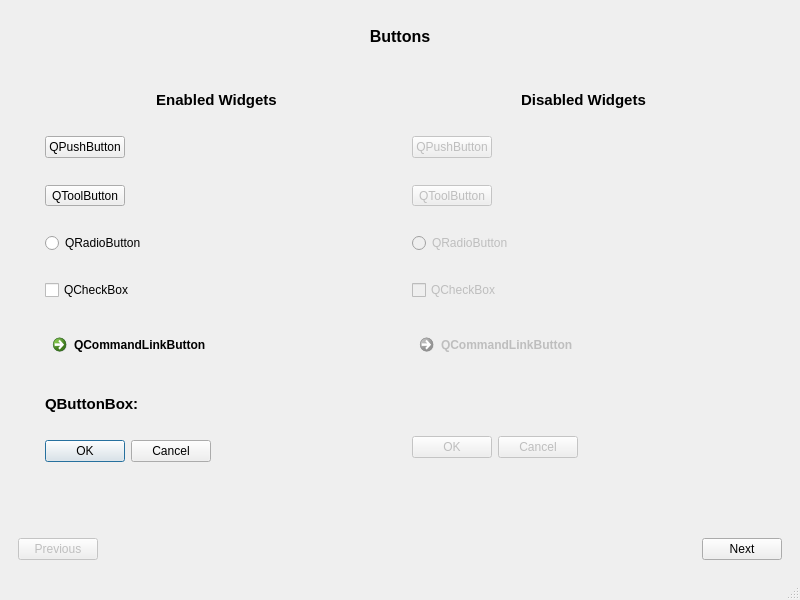
Old version of the form src/mainwindow.ui in the repository omailson/cutecase.
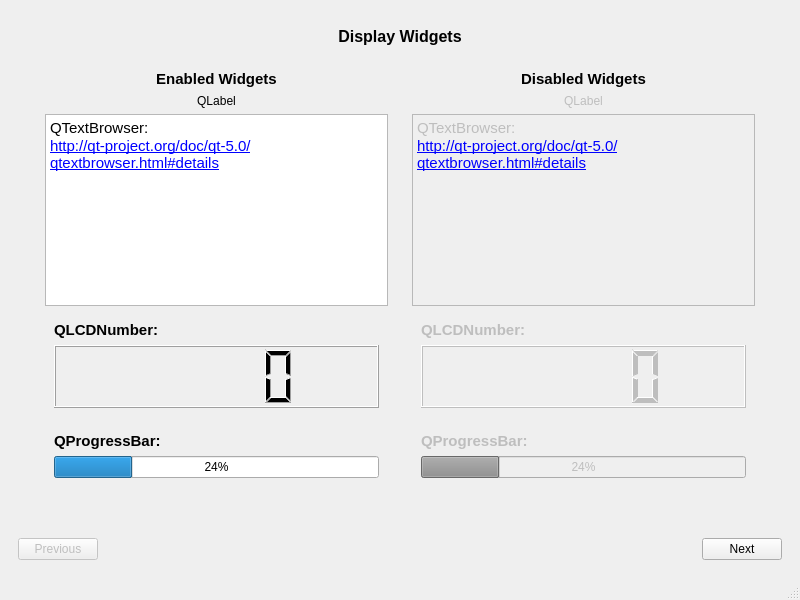
New version of the form. The open tabs and pages were chosen to show the change.

Commit message: Adding the Display Widgets.

Diff of the .ui file:
```diff
--- a/src/mainwindow.ui
+++ b/src/mainwindow.ui
@@ -1884,6 +1884,584 @@
            </item>
           </layout>
          </widget>
+         <widget class="QWidget" name="page_18">
+          <layout class="QVBoxLayout" name="verticalLayout_46">
+           <item>
+            <widget class="QLabel" name="label_38">
+             <property name="sizePolicy">
+              <sizepolicy hsizetype="Preferred" vsizetype="Fixed">
+               <horstretch>0</horstretch>
+               <verstretch>0</verstretch>
+              </sizepolicy>
+             </property>
+             <property name="text">
+              <string>&lt;!DOCTYPE HTML PUBLIC &quot;-//W3C//DTD HTML 4.0//EN&quot; &quot;http://www.w3.org/TR/REC-html40/strict.dtd&quot;&gt;
+&lt;html&gt;&lt;head&gt;&lt;meta name=&quot;qrichtext&quot; content=&quot;1&quot; /&gt;&lt;style type=&quot;text/css&quot;&gt;
+p, li { white-space: pre-wrap; }
+&lt;/style&gt;&lt;/head&gt;&lt;body style=&quot; font-family:'Cantarell'; font-size:11pt; font-weight:400; font-style:normal;&quot;&gt;
+&lt;p style=&quot; margin-top:0px; margin-bottom:0px; margin-left:0px; margin-right:0px; -qt-block-indent:0; text-indent:0px;&quot;&gt;&lt;span style=&quot; font-size:12pt; font-weight:600;&quot;&gt;Display Widgets&lt;/span&gt;&lt;/p&gt;&lt;/body&gt;&lt;/html&gt;</string>
+             </property>
+             <property name="alignment">
+              <set>Qt::AlignCenter</set>
+             </property>
+            </widget>
+           </item>
+           <item>
+            <widget class="QWidget" name="widget_40" native="true">
+             <layout class="QHBoxLayout" name="horizontalLayout_9">
+              <item>
+               <widget class="QWidget" name="widget_41" native="true">
+                <layout class="QVBoxLayout" name="verticalLayout_47">
+                 <item>
+                  <widget class="QLabel" name="label_49">
+                   <property name="sizePolicy">
+                    <sizepolicy hsizetype="Preferred" vsizetype="Fixed">
+                     <horstretch>0</horstretch>
+                     <verstretch>0</verstretch>
+                    </sizepolicy>
+                   </property>
+                   <property name="text">
+                    <string>&lt;!DOCTYPE HTML PUBLIC &quot;-//W3C//DTD HTML 4.0//EN&quot; &quot;http://www.w3.org/TR/REC-html40/strict.dtd&quot;&gt;
+&lt;html&gt;&lt;head&gt;&lt;meta name=&quot;qrichtext&quot; content=&quot;1&quot; /&gt;&lt;style type=&quot;text/css&quot;&gt;
+p, li { white-space: pre-wrap; }
+&lt;/style&gt;&lt;/head&gt;&lt;body style=&quot; font-family:'Cantarell'; font-size:11pt; font-weight:400; font-style:normal;&quot;&gt;
+&lt;p style=&quot; margin-top:0px; margin-bottom:0px; margin-left:0px; margin-right:0px; -qt-block-indent:0; text-indent:0px;&quot;&gt;&lt;span style=&quot; font-weight:600;&quot;&gt;Enabled Widgets&lt;/span&gt;&lt;/p&gt;&lt;/body&gt;&lt;/html&gt;</string>
+                   </property>
+                   <property name="alignment">
+                    <set>Qt::AlignCenter</set>
+                   </property>
+                  </widget>
+                 </item>
+                 <item>
+                  <widget class="QLabel" name="label_41">
+                   <property name="sizePolicy">
+                    <sizepolicy hsizetype="Preferred" vsizetype="Fixed">
+                     <horstretch>0</horstretch>
+                     <verstretch>0</verstretch>
+                    </sizepolicy>
+                   </property>
+                   <property name="text">
+                    <string>QLabel</string>
+                   </property>
+                   <property name="alignment">
+                    <set>Qt::AlignCenter</set>
+                   </property>
+                  </widget>
+                 </item>
+                 <item>
+                  <widget class="QTextBrowser" name="textBrowser">
+                   <property name="sizePolicy">
+                    <sizepolicy hsizetype="Expanding" vsizetype="Preferred">
+                     <horstretch>0</horstretch>
+                     <verstretch>0</verstretch>
+                    </sizepolicy>
+                   </property>
+                   <property name="minimumSize">
+                    <size>
+                     <width>0</width>
+                     <height>0</height>
+                    </size>
+                   </property>
+                   <property name="maximumSize">
+                    <size>
+                     <width>16777215</width>
+                     <height>16777215</height>
+                    </size>
+                   </property>
+                   <property name="html">
+                    <string>&lt;!DOCTYPE HTML PUBLIC &quot;-//W3C//DTD HTML 4.0//EN&quot; &quot;http://www.w3.org/TR/REC-html40/strict.dtd&quot;&gt;
+&lt;html&gt;&lt;head&gt;&lt;meta name=&quot;qrichtext&quot; content=&quot;1&quot; /&gt;&lt;style type=&quot;text/css&quot;&gt;
+p, li { white-space: pre-wrap; }
+&lt;/style&gt;&lt;/head&gt;&lt;body style=&quot; font-family:'Cantarell'; font-size:11pt; font-weight:400; font-style:normal;&quot;&gt;
+&lt;p style=&quot; margin-top:0px; margin-bottom:0px; margin-left:0px; margin-right:0px; -qt-block-indent:0; text-indent:0px;&quot;&gt;QTextBrowser:&lt;/p&gt;
+&lt;p style=&quot; margin-top:0px; margin-bottom:0px; margin-left:0px; margin-right:0px; -qt-block-indent:0; text-indent:0px;&quot;&gt;&lt;a href=&quot;http://qt-project.org/doc/qt-5.0/qtextbrowser.html#details&quot;&gt;&lt;span style=&quot; text-decoration: underline; color:#0000ff;&quot;&gt;http://qt-project.org/doc/qt-5.0/qtextbrowser.html#details&lt;/span&gt;&lt;/a&gt;&lt;/p&gt;&lt;/body&gt;&lt;/html&gt;</string>
+                   </property>
+                  </widget>
+                 </item>
+                 <item>
+                  <widget class="QWidget" name="widget_43" native="true">
+                   <layout class="QVBoxLayout" name="verticalLayout_49">
+                    <item>
+                     <widget class="QLabel" name="label_39">
+                      <property name="sizePolicy">
+                       <sizepolicy hsizetype="Preferred" vsizetype="Fixed">
+                        <horstretch>0</horstretch>
+                        <verstretch>0</verstretch>
+                       </sizepolicy>
+                      </property>
+                      <property name="text">
+                       <string>&lt;!DOCTYPE HTML PUBLIC &quot;-//W3C//DTD HTML 4.0//EN&quot; &quot;http://www.w3.org/TR/REC-html40/strict.dtd&quot;&gt;
+&lt;html&gt;&lt;head&gt;&lt;meta name=&quot;qrichtext&quot; content=&quot;1&quot; /&gt;&lt;style type=&quot;text/css&quot;&gt;
+p, li { white-space: pre-wrap; }
+&lt;/style&gt;&lt;/head&gt;&lt;body style=&quot; font-family:'Cantarell'; font-size:11pt; font-weight:400; font-style:normal;&quot;&gt;
+&lt;p style=&quot; margin-top:0px; margin-bottom:0px; margin-left:0px; margin-right:0px; -qt-block-indent:0; text-indent:0px;&quot;&gt;&lt;span style=&quot; font-weight:600;&quot;&gt;QLCDNumber:&lt;/span&gt;&lt;/p&gt;&lt;/body&gt;&lt;/html&gt;</string>
+                      </property>
+                     </widget>
+                    </item>
+                    <item>
+                     <widget class="QLCDNumber" name="lcdNumber">
+                      <property name="sizePolicy">
+                       <sizepolicy hsizetype="Preferred" vsizetype="Preferred">
+                        <horstretch>0</horstretch>
+                        <verstretch>0</verstretch>
+                       </sizepolicy>
+                      </property>
+                     </widget>
+                    </item>
+                   </layout>
+                  </widget>
+                 </item>
+                 <item>
+                  <widget class="QWidget" name="widget_46" native="true">
+                   <property name="sizePolicy">
+                    <sizepolicy hsizetype="Preferred" vsizetype="Fixed">
+                     <horstretch>0</horstretch>
+                     <verstretch>0</verstretch>
+                    </sizepolicy>
+                   </property>
+                   <layout class="QVBoxLayout" name="verticalLayout_52">
+                    <item>
+                     <widget class="QLabel" name="label_43">
+                      <property name="sizePolicy">
+                       <sizepolicy hsizetype="Preferred" vsizetype="Fixed">
+                        <horstretch>0</horstretch>
+                        <verstretch>0</verstretch>
+                       </sizepolicy>
+                      </property>
+                      <property name="text">
+                       <string>&lt;!DOCTYPE HTML PUBLIC &quot;-//W3C//DTD HTML 4.0//EN&quot; &quot;http://www.w3.org/TR/REC-html40/strict.dtd&quot;&gt;
+&lt;html&gt;&lt;head&gt;&lt;meta name=&quot;qrichtext&quot; content=&quot;1&quot; /&gt;&lt;style type=&quot;text/css&quot;&gt;
+p, li { white-space: pre-wrap; }
+&lt;/style&gt;&lt;/head&gt;&lt;body style=&quot; font-family:'Cantarell'; font-size:11pt; font-weight:400; font-style:normal;&quot;&gt;
+&lt;p style=&quot; margin-top:0px; margin-bottom:0px; margin-left:0px; margin-right:0px; -qt-block-indent:0; text-indent:0px;&quot;&gt;&lt;span style=&quot; font-weight:600;&quot;&gt;QProgressBar:&lt;/span&gt;&lt;/p&gt;&lt;/body&gt;&lt;/html&gt;</string>
+                      </property>
+                     </widget>
+                    </item>
+                    <item>
+                     <widget class="QProgressBar" name="progressBar">
+                      <property name="value">
+                       <number>24</number>
+                      </property>
+                     </widget>
+                    </item>
+                   </layout>
+                  </widget>
+                 </item>
+                </layout>
+               </widget>
+              </item>
+              <item>
+               <widget class="QWidget" name="widget_42" native="true">
+                <layout class="QVBoxLayout" name="verticalLayout_56">
+                 <item>
+                  <widget class="QLabel" name="label_50">
+                   <property name="sizePolicy">
+                    <sizepolicy hsizetype="Preferred" vsizetype="Fixed">
+                     <horstretch>0</horstretch>
+                     <verstretch>0</verstretch>
+                    </sizepolicy>
+                   </property>
+                   <property name="text">
+                    <string>&lt;!DOCTYPE HTML PUBLIC &quot;-//W3C//DTD HTML 4.0//EN&quot; &quot;http://www.w3.org/TR/REC-html40/strict.dtd&quot;&gt;
+&lt;html&gt;&lt;head&gt;&lt;meta name=&quot;qrichtext&quot; content=&quot;1&quot; /&gt;&lt;style type=&quot;text/css&quot;&gt;
+p, li { white-space: pre-wrap; }
+&lt;/style&gt;&lt;/head&gt;&lt;body style=&quot; font-family:'Cantarell'; font-size:11pt; font-weight:400; font-style:normal;&quot;&gt;
+&lt;p style=&quot; margin-top:0px; margin-bottom:0px; margin-left:0px; margin-right:0px; -qt-block-indent:0; text-indent:0px;&quot;&gt;&lt;span style=&quot; font-weight:600;&quot;&gt;Disabled Widgets&lt;/span&gt;&lt;/p&gt;&lt;/body&gt;&lt;/html&gt;</string>
+                   </property>
+                   <property name="alignment">
+                    <set>Qt::AlignCenter</set>
+                   </property>
+                  </widget>
+                 </item>
+                 <item>
+                  <widget class="QLabel" name="label_46">
+                   <property name="enabled">
+                    <bool>false</bool>
+                   </property>
+                   <property name="sizePolicy">
+                    <sizepolicy hsizetype="Preferred" vsizetype="Fixed">
+                     <horstretch>0</horstretch>
+                     <verstretch>0</verstretch>
+                    </sizepolicy>
+                   </property>
+                   <property name="text">
+                    <string>QLabel</string>
+                   </property>
+                   <property name="alignment">
+                    <set>Qt::AlignCenter</set>
+                   </property>
+                  </widget>
+                 </item>
+                 <item>
+                  <widget class="QTextBrowser" name="textBrowser_3">
+                   <property name="enabled">
+                    <bool>false</bool>
+                   </property>
+                   <property name="sizePolicy">
+                    <sizepolicy hsizetype="Expanding" vsizetype="Preferred">
+                     <horstretch>0</horstretch>
+                     <verstretch>0</verstretch>
+                    </sizepolicy>
+                   </property>
+                   <property name="html">
+                    <string>&lt;!DOCTYPE HTML PUBLIC &quot;-//W3C//DTD HTML 4.0//EN&quot; &quot;http://www.w3.org/TR/REC-html40/strict.dtd&quot;&gt;
+&lt;html&gt;&lt;head&gt;&lt;meta name=&quot;qrichtext&quot; content=&quot;1&quot; /&gt;&lt;style type=&quot;text/css&quot;&gt;
+p, li { white-space: pre-wrap; }
+&lt;/style&gt;&lt;/head&gt;&lt;body style=&quot; font-family:'Cantarell'; font-size:11pt; font-weight:400; font-style:normal;&quot;&gt;
+&lt;p style=&quot; margin-top:0px; margin-bottom:0px; margin-left:0px; margin-right:0px; -qt-block-indent:0; text-indent:0px;&quot;&gt;QTextBrowser:&lt;/p&gt;
+&lt;p style=&quot; margin-top:0px; margin-bottom:0px; margin-left:0px; margin-right:0px; -qt-block-indent:0; text-indent:0px;&quot;&gt;&lt;a href=&quot;http://qt-project.org/doc/qt-5.0/qtextbrowser.html#details&quot;&gt;&lt;span style=&quot; text-decoration: underline; color:#0000ff;&quot;&gt;http://qt-project.org/doc/qt-5.0/qtextbrowser.html#details&lt;/span&gt;&lt;/a&gt;&lt;/p&gt;&lt;/body&gt;&lt;/html&gt;</string>
+                   </property>
+                  </widget>
+                 </item>
+                 <item>
+                  <widget class="QWidget" name="widget_44" native="true">
+                   <property name="enabled">
+                    <bool>false</bool>
+                   </property>
+                   <layout class="QVBoxLayout" name="verticalLayout_55">
+                    <item>
+                     <widget class="QLabel" name="label_48">
+                      <property name="sizePolicy">
+                       <sizepolicy hsizetype="Preferred" vsizetype="Fixed">
+                        <horstretch>0</horstretch>
+                        <verstretch>0</verstretch>
+                       </sizepolicy>
+                      </property>
+                      <property name="text">
+                       <string>&lt;!DOCTYPE HTML PUBLIC &quot;-//W3C//DTD HTML 4.0//EN&quot; &quot;http://www.w3.org/TR/REC-html40/strict.dtd&quot;&gt;
+&lt;html&gt;&lt;head&gt;&lt;meta name=&quot;qrichtext&quot; content=&quot;1&quot; /&gt;&lt;style type=&quot;text/css&quot;&gt;
+p, li { white-space: pre-wrap; }
+&lt;/style&gt;&lt;/head&gt;&lt;body style=&quot; font-family:'Cantarell'; font-size:11pt; font-weight:400; font-style:normal;&quot;&gt;
+&lt;p style=&quot; margin-top:0px; margin-bottom:0px; margin-left:0px; margin-right:0px; -qt-block-indent:0; text-indent:0px;&quot;&gt;&lt;span style=&quot; font-weight:600;&quot;&gt;QLCDNumber:&lt;/span&gt;&lt;/p&gt;&lt;/body&gt;&lt;/html&gt;</string>
+                      </property>
+                     </widget>
+                    </item>
+                    <item>
+                     <widget class="QLCDNumber" name="lcdNumber_3">
+                      <property name="sizePolicy">
+                       <sizepolicy hsizetype="Preferred" vsizetype="Preferred">
+                        <horstretch>0</horstretch>
+                        <verstretch>0</verstretch>
+                       </sizepolicy>
+                      </property>
+                     </widget>
+                    </item>
+                   </layout>
+                  </widget>
+                 </item>
+                 <item>
+                  <widget class="QWidget" name="widget_51" native="true">
+                   <property name="enabled">
+                    <bool>false</bool>
+                   </property>
+                   <property name="sizePolicy">
+                    <sizepolicy hsizetype="Preferred" vsizetype="Fixed">
+                     <horstretch>0</horstretch>
+                     <verstretch>0</verstretch>
+                    </sizepolicy>
+                   </property>
+                   <layout class="QVBoxLayout" name="verticalLayout_54">
+                    <item>
+                     <widget class="QLabel" name="label_47">
+                      <property name="sizePolicy">
+                       <sizepolicy hsizetype="Preferred" vsizetype="Fixed">
+                        <horstretch>0</horstretch>
+                        <verstretch>0</verstretch>
+                       </sizepolicy>
+                      </property>
+                      <property name="text">
+                       <string>&lt;!DOCTYPE HTML PUBLIC &quot;-//W3C//DTD HTML 4.0//EN&quot; &quot;http://www.w3.org/TR/REC-html40/strict.dtd&quot;&gt;
+&lt;html&gt;&lt;head&gt;&lt;meta name=&quot;qrichtext&quot; content=&quot;1&quot; /&gt;&lt;style type=&quot;text/css&quot;&gt;
+p, li { white-space: pre-wrap; }
+&lt;/style&gt;&lt;/head&gt;&lt;body style=&quot; font-family:'Cantarell'; font-size:11pt; font-weight:400; font-style:normal;&quot;&gt;
+&lt;p style=&quot; margin-top:0px; margin-bottom:0px; margin-left:0px; margin-right:0px; -qt-block-indent:0; text-indent:0px;&quot;&gt;&lt;span style=&quot; font-weight:600;&quot;&gt;QProgressBar:&lt;/span&gt;&lt;/p&gt;&lt;/body&gt;&lt;/html&gt;</string>
+                      </property>
+                     </widget>
+                    </item>
+                    <item>
+                     <widget class="QProgressBar" name="progressBar_3">
+                      <property name="value">
+                       <number>24</number>
+                      </property>
+                     </widget>
+                    </item>
+                   </layout>
+                  </widget>
+                 </item>
+                </layout>
+               </widget>
+              </item>
+             </layout>
+            </widget>
+           </item>
+          </layout>
+         </widget>
+         <widget class="QWidget" name="page_19">
+          <layout class="QVBoxLayout" name="verticalLayout_50">
+           <item>
+            <widget class="QLabel" name="label_42">
+             <property name="sizePolicy">
+              <sizepolicy hsizetype="Preferred" vsizetype="Fixed">
+               <horstretch>0</horstretch>
+               <verstretch>0</verstretch>
+              </sizepolicy>
+             </property>
+             <property name="text">
+              <string>&lt;!DOCTYPE HTML PUBLIC &quot;-//W3C//DTD HTML 4.0//EN&quot; &quot;http://www.w3.org/TR/REC-html40/strict.dtd&quot;&gt;
+&lt;html&gt;&lt;head&gt;&lt;meta name=&quot;qrichtext&quot; content=&quot;1&quot; /&gt;&lt;style type=&quot;text/css&quot;&gt;
+p, li { white-space: pre-wrap; }
+&lt;/style&gt;&lt;/head&gt;&lt;body style=&quot; font-family:'Cantarell'; font-size:11pt; font-weight:400; font-style:normal;&quot;&gt;
+&lt;p style=&quot; margin-top:0px; margin-bottom:0px; margin-left:0px; margin-right:0px; -qt-block-indent:0; text-indent:0px;&quot;&gt;&lt;span style=&quot; font-size:12pt; font-weight:600;&quot;&gt;Display Widgets&lt;/span&gt;&lt;/p&gt;&lt;/body&gt;&lt;/html&gt;</string>
+             </property>
+             <property name="alignment">
+              <set>Qt::AlignCenter</set>
+             </property>
+            </widget>
+           </item>
+           <item>
+            <widget class="QWidget" name="widget_48" native="true">
+             <layout class="QHBoxLayout" name="horizontalLayout_10">
+              <item>
+               <widget class="QWidget" name="widget_49" native="true">
+                <layout class="QVBoxLayout" name="verticalLayout_57">
+                 <item>
+                  <widget class="QLabel" name="label_53">
+                   <property name="sizePolicy">
+                    <sizepolicy hsizetype="Preferred" vsizetype="Fixed">
+                     <horstretch>0</horstretch>
+                     <verstretch>0</verstretch>
+                    </sizepolicy>
+                   </property>
+                   <property name="text">
+                    <string>&lt;!DOCTYPE HTML PUBLIC &quot;-//W3C//DTD HTML 4.0//EN&quot; &quot;http://www.w3.org/TR/REC-html40/strict.dtd&quot;&gt;
+&lt;html&gt;&lt;head&gt;&lt;meta name=&quot;qrichtext&quot; content=&quot;1&quot; /&gt;&lt;style type=&quot;text/css&quot;&gt;
+p, li { white-space: pre-wrap; }
+&lt;/style&gt;&lt;/head&gt;&lt;body style=&quot; font-family:'Cantarell'; font-size:11pt; font-weight:400; font-style:normal;&quot;&gt;
+&lt;p style=&quot; margin-top:0px; margin-bottom:0px; margin-left:0px; margin-right:0px; -qt-block-indent:0; text-indent:0px;&quot;&gt;&lt;span style=&quot; font-weight:600;&quot;&gt;Enabled Widgets&lt;/span&gt;&lt;/p&gt;&lt;/body&gt;&lt;/html&gt;</string>
+                   </property>
+                   <property name="alignment">
+                    <set>Qt::AlignCenter</set>
+                   </property>
+                  </widget>
+                 </item>
+                 <item>
+                  <widget class="QWidget" name="widget_52" native="true">
+                   <layout class="QHBoxLayout" name="horizontalLayout_11">
+                    <item>
+                     <widget class="QWidget" name="widget_55" native="true">
+                      <layout class="QVBoxLayout" name="verticalLayout_60">
+                       <item>
+                        <widget class="QLabel" name="label_52">
+                         <property name="sizePolicy">
+                          <sizepolicy hsizetype="Preferred" vsizetype="Fixed">
+                           <horstretch>0</horstretch>
+                           <verstretch>0</verstretch>
+                          </sizepolicy>
+                         </property>
+                         <property name="text">
+                          <string>&lt;!DOCTYPE HTML PUBLIC &quot;-//W3C//DTD HTML 4.0//EN&quot; &quot;http://www.w3.org/TR/REC-html40/strict.dtd&quot;&gt;
+&lt;html&gt;&lt;head&gt;&lt;meta name=&quot;qrichtext&quot; content=&quot;1&quot; /&gt;&lt;style type=&quot;text/css&quot;&gt;
+p, li { white-space: pre-wrap; }
+&lt;/style&gt;&lt;/head&gt;&lt;body style=&quot; font-family:'Cantarell'; font-size:11pt; font-weight:400; font-style:normal;&quot;&gt;
+&lt;p style=&quot; margin-top:0px; margin-bottom:0px; margin-left:0px; margin-right:0px; -qt-block-indent:0; text-indent:0px;&quot;&gt;&lt;span style=&quot; font-weight:600;&quot;&gt;Horizontal Line:&lt;/span&gt;&lt;/p&gt;&lt;/body&gt;&lt;/html&gt;</string>
+                         </property>
+                         <property name="alignment">
+                          <set>Qt::AlignCenter</set>
+                         </property>
+                        </widget>
+                       </item>
+                       <item>
+                        <widget class="Line" name="line_2">
+                         <property name="sizePolicy">
+                          <sizepolicy hsizetype="Minimum" vsizetype="Preferred">
+                           <horstretch>0</horstretch>
+                           <verstretch>0</verstretch>
+                          </sizepolicy>
+                         </property>
+                         <property name="orientation">
+                          <enum>Qt::Horizontal</enum>
+                         </property>
+                        </widget>
+                       </item>
+                      </layout>
+                     </widget>
+                    </item>
+                    <item>
+                     <widget class="QWidget" name="widget_54" native="true">
+                      <layout class="QVBoxLayout" name="verticalLayout_59">
+                       <item>
+                        <widget class="QLabel" name="label_51">
+                         <property name="sizePolicy">
+                          <sizepolicy hsizetype="Preferred" vsizetype="Fixed">
+                           <horstretch>0</horstretch>
+                           <verstretch>0</verstretch>
+                          </sizepolicy>
+                         </property>
+                         <property name="text">
+                          <string>&lt;!DOCTYPE HTML PUBLIC &quot;-//W3C//DTD HTML 4.0//EN&quot; &quot;http://www.w3.org/TR/REC-html40/strict.dtd&quot;&gt;
+&lt;html&gt;&lt;head&gt;&lt;meta name=&quot;qrichtext&quot; content=&quot;1&quot; /&gt;&lt;style type=&quot;text/css&quot;&gt;
+p, li { white-space: pre-wrap; }
+&lt;/style&gt;&lt;/head&gt;&lt;body style=&quot; font-family:'Cantarell'; font-size:11pt; font-weight:400; font-style:normal;&quot;&gt;
+&lt;p style=&quot; margin-top:0px; margin-bottom:0px; margin-left:0px; margin-right:0px; -qt-block-indent:0; text-indent:0px;&quot;&gt;&lt;span style=&quot; font-weight:600;&quot;&gt;Vertical Line:&lt;/span&gt;&lt;/p&gt;&lt;/body&gt;&lt;/html&gt;</string>
+                         </property>
+                         <property name="alignment">
+                          <set>Qt::AlignCenter</set>
+                         </property>
+                        </widget>
+                       </item>
+                       <item>
+                        <widget class="Line" name="line">
+                         <property name="sizePolicy">
+                          <sizepolicy hsizetype="Preferred" vsizetype="Expanding">
+                           <horstretch>0</horstretch>
+                           <verstretch>0</verstretch>
+                          </sizepolicy>
+                         </property>
+                         <property name="orientation">
+                          <enum>Qt::Vertical</enum>
+                         </property>
+                        </widget>
+                       </item>
+                      </layout>
+                      <zorder>line</zorder>
+                      <zorder>line</zorder>
+                      <zorder>label_51</zorder>
+                     </widget>
+                    </item>
+                   </layout>
+                  </widget>
+                 </item>
+                 <item>
+                  <widget class="QCalendarWidget" name="calendarWidget"/>
+                 </item>
+                </layout>
+               </widget>
+              </item>
+              <item>
+               <widget class="QWidget" name="widget_50" native="true">
+                <property name="enabled">
+                 <bool>true</bool>
+                </property>
+                <layout class="QVBoxLayout" name="verticalLayout_58">
+                 <item>
+                  <widget class="QLabel" name="label_56">
+                   <property name="enabled">
+                    <bool>true</bool>
+                   </property>
+                   <property name="text">
+                    <string>&lt;!DOCTYPE HTML PUBLIC &quot;-//W3C//DTD HTML 4.0//EN&quot; &quot;http://www.w3.org/TR/REC-html40/strict.dtd&quot;&gt;
+&lt;html&gt;&lt;head&gt;&lt;meta name=&quot;qrichtext&quot; content=&quot;1&quot; /&gt;&lt;style type=&quot;text/css&quot;&gt;
+p, li { white-space: pre-wrap; }
+&lt;/style&gt;&lt;/head&gt;&lt;body style=&quot; font-family:'Cantarell'; font-size:11pt; font-weight:400; font-style:normal;&quot;&gt;
+&lt;p style=&quot; margin-top:0px; margin-bottom:0px; margin-left:0px; margin-right:0px; -qt-block-indent:0; text-indent:0px;&quot;&gt;&lt;span style=&quot; font-weight:600;&quot;&gt;Disabled Widgets&lt;/span&gt;&lt;/p&gt;&lt;/body&gt;&lt;/html&gt;</string>
+                   </property>
+                   <property name="alignment">
+                    <set>Qt::AlignCenter</set>
+                   </property>
+                  </widget>
+                 </item>
+                 <item>
+                  <widget class="QWidget" name="widget_53" native="true">
+                   <property name="enabled">
+                    <bool>false</bool>
+                   </property>
+                   <layout class="QHBoxLayout" name="horizontalLayout_12">
+                    <item>
+                     <widget class="QWidget" name="widget_56" native="true">
+                      <layout class="QVBoxLayout" name="verticalLayout_61">
+                       <item>
+                        <widget class="QLabel" name="label_54">
+                         <property name="sizePolicy">
+                          <sizepolicy hsizetype="Preferred" vsizetype="Fixed">
+                           <horstretch>0</horstretch>
+                           <verstretch>0</verstretch>
+                          </sizepolicy>
+                         </property>
+                         <property name="text">
+                          <string>&lt;!DOCTYPE HTML PUBLIC &quot;-//W3C//DTD HTML 4.0//EN&quot; &quot;http://www.w3.org/TR/REC-html40/strict.dtd&quot;&gt;
+&lt;html&gt;&lt;head&gt;&lt;meta name=&quot;qrichtext&quot; content=&quot;1&quot; /&gt;&lt;style type=&quot;text/css&quot;&gt;
+p, li { white-space: pre-wrap; }
+&lt;/style&gt;&lt;/head&gt;&lt;body style=&quot; font-family:'Cantarell'; font-size:11pt; font-weight:400; font-style:normal;&quot;&gt;
+&lt;p style=&quot; margin-top:0px; margin-bottom:0px; margin-left:0px; margin-right:0px; -qt-block-indent:0; text-indent:0px;&quot;&gt;&lt;span style=&quot; font-weight:600;&quot;&gt;Horizontal Line:&lt;/span&gt;&lt;/p&gt;&lt;/body&gt;&lt;/html&gt;</string>
+                         </property>
+                         <property name="alignment">
+                          <set>Qt::AlignCenter</set>
+                         </property>
+                        </widget>
+                       </item>
+                       <item>
+                        <widget class="Line" name="line_3">
+                         <property name="sizePolicy">
+                          <sizepolicy hsizetype="Minimum" vsizetype="Preferred">
+                           <horstretch>0</horstretch>
+                           <verstretch>0</verstretch>
+                          </sizepolicy>
+                         </property>
+                         <property name="orientation">
+                          <enum>Qt::Horizontal</enum>
+                         </property>
+                        </widget>
+                       </item>
+                      </layout>
+                     </widget>
+                    </item>
+                    <item>
+                     <widget class="QWidget" name="widget_57" native="true">
+                      <layout class="QVBoxLayout" name="verticalLayout_62">
+                       <item>
+                        <widget class="QLabel" name="label_55">
+                         <property name="sizePolicy">
+                          <sizepolicy hsizetype="Preferred" vsizetype="Fixed">
+                           <horstretch>0</horstretch>
+                           <verstretch>0</verstretch>
+                          </sizepolicy>
+                         </property>
+                         <property name="text">
+                          <string>&lt;!DOCTYPE HTML PUBLIC &quot;-//W3C//DTD HTML 4.0//EN&quot; &quot;http://www.w3.org/TR/REC-html40/strict.dtd&quot;&gt;
+&lt;html&gt;&lt;head&gt;&lt;meta name=&quot;qrichtext&quot; content=&quot;1&quot; /&gt;&lt;style type=&quot;text/css&quot;&gt;
+p, li { white-space: pre-wrap; }
+&lt;/style&gt;&lt;/head&gt;&lt;body style=&quot; font-family:'Cantarell'; font-size:11pt; font-weight:400; font-style:normal;&quot;&gt;
+&lt;p style=&quot; margin-top:0px; margin-bottom:0px; margin-left:0px; margin-right:0px; -qt-block-indent:0; text-indent:0px;&quot;&gt;&lt;span style=&quot; font-weight:600;&quot;&gt;Vertical Line:&lt;/span&gt;&lt;/p&gt;&lt;/body&gt;&lt;/html&gt;</string>
+                         </property>
+                         <property name="alignment">
+                          <set>Qt::AlignCenter</set>
+                         </property>
+                        </widget>
+                       </item>
+                       <item>
+                        <widget class="Line" name="line_4">
+                         <property name="sizePolicy">
+                          <sizepolicy hsizetype="Preferred" vsizetype="Expanding">
+                           <horstretch>0</horstretch>
+                           <verstretch>0</verstretch>
+                          </sizepolicy>
+                         </property>
+                         <property name="orientation">
+                          <enum>Qt::Vertical</enum>
+                         </property>
+                        </widget>
+                       </item>
+                      </layout>
+                     </widget>
+                    </item>
+                   </layout>
+                  </widget>
+                 </item>
+                 <item>
+                  <widget class="QCalendarWidget" name="calendarWidget_2">
+                   <property name="enabled">
+                    <bool>false</bool>
+                   </property>
+                  </widget>
+                 </item>
+                </layout>
+               </widget>
+              </item>
+             </layout>
+            </widget>
+           </item>
+          </layout>
+         </widget>
         </widget>
        </item>
       </layout>
```
